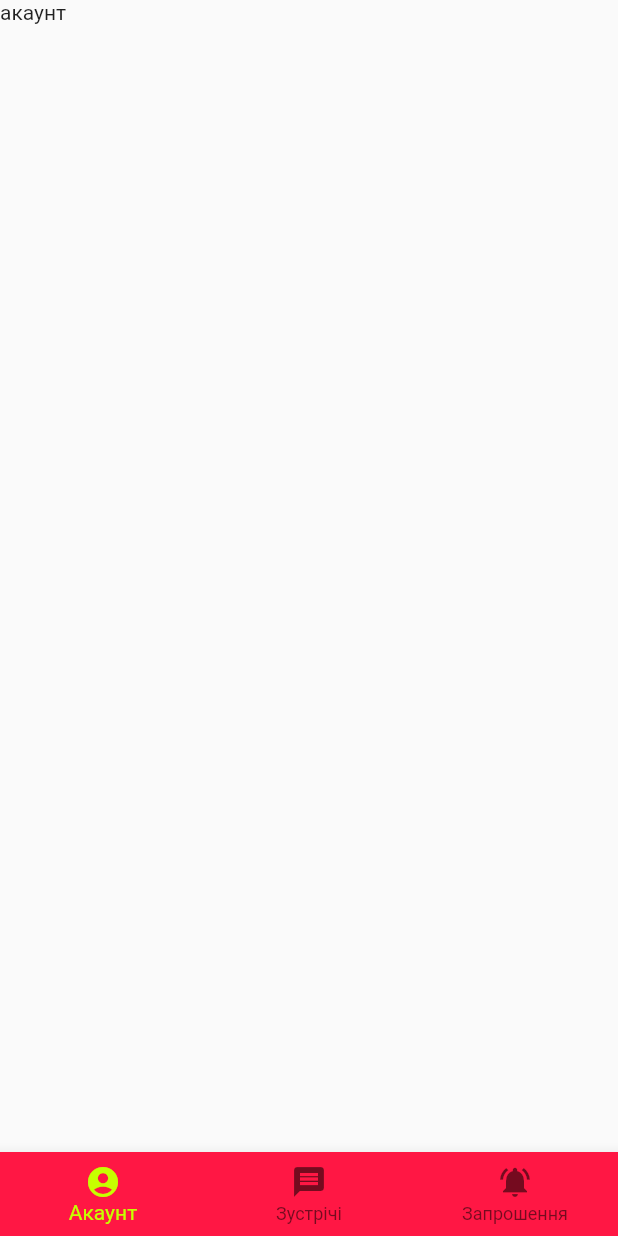
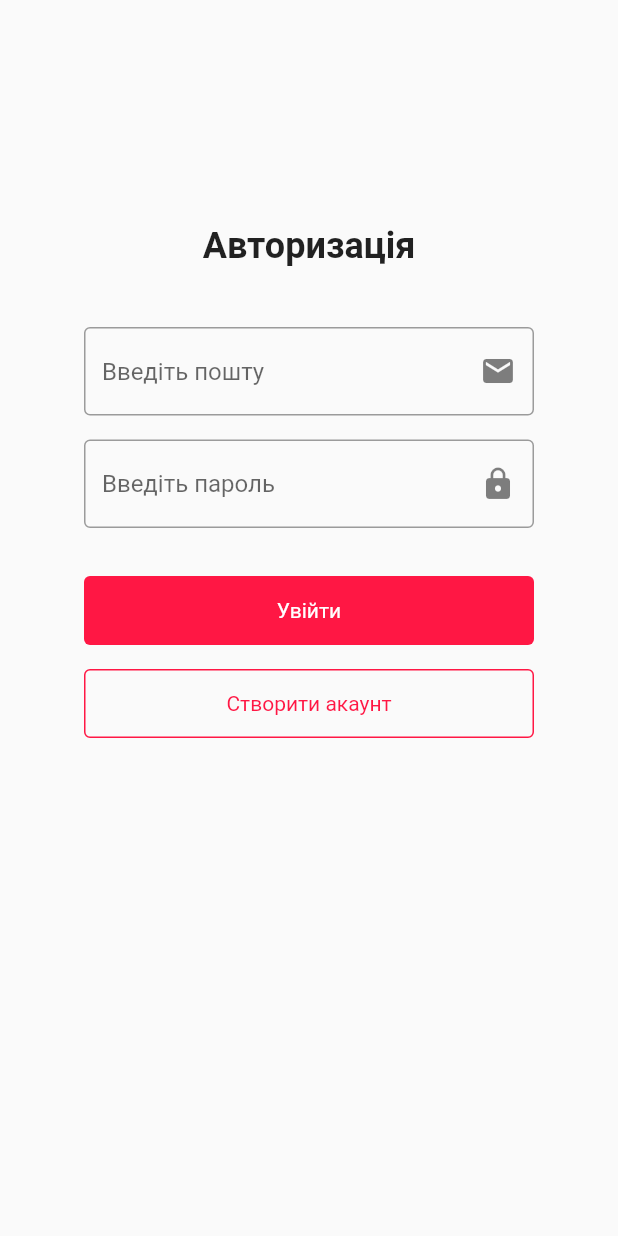
Before and after one commit to Leshachok/MakEvent, a Flutter app: the screen it shows after launch, on a phone screen of 412 x 824 dp. Run offline on Flutter 3.47's test engine with Material 2 defaults, Android fonts, the phone set to English and light mode, and no system bars; our stand-ins replace fluttertoast, google_maps_flutter, shared_preferences; missing offline and left inert: dart:ffi, google_geocoding.

```diff
--- a/lib/main.dart
+++ b/lib/main.dart
@@ -1,5 +1,7 @@
 import 'package:flutter/material.dart';
-import 'package:meeting_app/view/main_screen.dart';
+import 'package:meeting_app/view/login_screen.dart';
+import 'package:meeting_app/viewmodel/auth_view_model.dart';
+import 'package:provider/provider.dart';
 
 void main() => runApp(MeetingApp());
 
@@ -16,17 +18,17 @@ class _MeetingAppState extends State<MeetingApp> {
   }
 
   @override
-  Widget build(BuildContext context) {
-
-    return MaterialApp(
+  Widget build(BuildContext context) => MaterialApp(
         title: 'Meeting App',
         debugShowCheckedModeBanner: false,
         theme: ThemeData(
           primaryColor: Colors.red
         ),
-        home: MainScreen(),
-      );
-  }
+        home: ChangeNotifierProvider(
+            create: (BuildContext context) => AuthViewModel(),
+            child: LoginScreen()
+        ),
+  );
 
 
 }
--- a/lib/model/user.dart
+++ b/lib/model/user.dart
@@ -3,6 +3,8 @@ class User{
   late String image;
   late String name;
   late int status;
+  late String vaccination;
+  late String _id;
 
   User(this.image, this.name, this.status);
 
--- /dev/null
+++ b/lib/view/login_screen.dart
@@ -0,0 +1,181 @@
+import 'dart:convert';
+
+import 'package:flutter/cupertino.dart';
+import 'package:flutter/material.dart';
+import 'package:flutter/painting.dart';
+import 'package:meeting_app/viewmodel/auth_view_model.dart';
+import 'package:provider/src/provider.dart';
+import 'package:fluttertoast/fluttertoast.dart';
+import 'package:shared_preferences/shared_preferences.dart';
+import 'main_screen.dart';
+
+class LoginScreen extends StatefulWidget {
+  const LoginScreen({Key? key}) : super(key: key);
+
+  @override
+  _LoginScreenState createState() => _LoginScreenState();
+}
+
+class _LoginScreenState extends State<LoginScreen> {
+
+  late AuthViewModel viewModel;
+  String email = "";
+  String password = "";
+
+  @override
+  void initState(){
+    super.initState();
+    viewModel = context.read<AuthViewModel>();
+  }
+
+  @override
+  Widget build(BuildContext context) {
+    return Scaffold(
+      resizeToAvoidBottomInset: false,
+      body: Container(
+        margin: const EdgeInsets.symmetric(horizontal: 56, vertical: 150),
+        child: Column(
+          // ignore: prefer_const_literals_to_create_immutables
+          children: [
+            const Center(
+              child: Text(
+                  "Авторизація",
+                style: TextStyle(
+                  fontSize: 24,
+                  fontWeight: FontWeight.bold
+                ),
+              ),
+            ),
+            Container(
+              margin: const EdgeInsets.only(top: 40),
+              // ignore: prefer_const_constructors
+              child: TextField(
+                onChanged: (text) => email = text,
+                enableSuggestions: false,
+                autocorrect: false,
+                decoration: const InputDecoration(
+                  border: OutlineInputBorder(),
+                  hintText: "Введіть пошту",
+                  suffixIcon: Icon(
+                    Icons.mail,
+                    color: Color.fromARGB(127, 0, 0, 0),
+                  )
+                ),
+              ),
+            ),
+            Container(
+              margin: const EdgeInsets.only(top: 16),
+              // ignore: prefer_const_constructors
+              child: TextField(
+                onChanged: (text) => password = text,
+                obscureText: true,
+                enableSuggestions: false,
+                autocorrect: false,
+                decoration: const InputDecoration(
+                    border: OutlineInputBorder(),
+
+                    hintText: "Введіть пароль",
+                    suffixIcon: Icon(
+                      Icons.lock,
+                      color: Color.fromARGB(127, 0, 0, 0),
+                    )
+                ),
+              ),
+            ),
+            GestureDetector(
+              onTap: onLogin,
+              child: Container(
+                margin: const EdgeInsets.only(top: 32),
+                height: 46,
+                decoration: const BoxDecoration(
+                    color: Color.fromRGBO(255, 23, 68, 1),
+                    borderRadius: BorderRadius.all(
+                      Radius.circular(4.0)
+                    )
+                ),
+                child: const Center(
+                  child: Text(
+                    'Увійти',
+                    style: TextStyle(
+                      color: Colors.white
+                    ),
+                  ),
+                ),
+              ),
+            ),
+            GestureDetector(
+              onTap: onRegister,
+              child: Container(
+                  margin: const EdgeInsets.only(top: 16),
+                  height: 46,
+                  decoration: BoxDecoration(
+                    borderRadius: const BorderRadius.all(
+                        Radius.circular(4.0)
+                    ),
+                    border: Border.all(
+                        color: const Color.fromRGBO(255, 23, 68, 1)
+                    ),
+                  ),
+                  child: const Center(
+                    child: Text(
+                      'Створити акаунт',
+                      style: TextStyle(
+                          color: Color.fromRGBO(255, 23, 68, 1)
+                      ),
+                    ),
+                  ),
+              ),
+            )
+          ],
+        ),
+      ),
+    );
+  }
+
+  void onRegister(){
+    var response = viewModel.register(email, password);
+    dynamic json;
+    String message = "";
+
+    response.then((value) => {
+      json = jsonDecode(value),
+      message = json['message'] != null ? json['message'] : "Акаунт створено",
+      Fluttertoast.showToast(
+        msg: message,
+        toastLength: Toast.LENGTH_SHORT,
+        gravity: ToastGravity.CENTER,
+      )
+    });
+
+    // Navigator.pushReplacement(
+    //   context, MaterialPageRoute(builder: (context) => MainScreen())
+    // );
+  }
+
+  void onLogin(){
+    var response = viewModel.login(email, password);
+    dynamic json;
+
+    response.then((value) => {
+      json = jsonDecode(value),
+      if(json['message'] != null){
+        Fluttertoast.showToast(
+          msg: json['message'],
+          toastLength: Toast.LENGTH_SHORT,
+          gravity: ToastGravity.CENTER,
+        )
+      } else authorize(json)
+    });
+
+
+  }
+
+  void authorize(dynamic json) async{
+    SharedPreferences prefs = await SharedPreferences.getInstance();
+    viewModel.authorize(prefs, json);
+    Navigator.pushReplacement(
+      context, MaterialPageRoute(builder: (context) => MainScreen())
+    );
+  }
+
+}
--- a/lib/view/main_screen.dart
+++ b/lib/view/main_screen.dart
@@ -27,7 +27,7 @@ var currentIndex = 0;
   Widget build(BuildContext context) {
     return MultiProvider(
       providers: [
-        ChangeNotifierProvider(create:  (BuildContext context) => MainViewModel()),
+        ChangeNotifierProvider(create:  (BuildContext context) => MainViewModel(context)),
       ],
       child: Scaffold(
         body: fragments[currentIndex],
--- a/lib/viewmodel/auth_view_model.dart
+++ b/lib/viewmodel/auth_view_model.dart
@@ -0,0 +1,26 @@
+import 'package:flutter/cupertino.dart';
+import 'package:meeting_app/model/repository.dart';
+import 'package:shared_preferences/shared_preferences.dart';
+
+class AuthViewModel with ChangeNotifier{
+
+  late Repository repository;
+
+  AuthViewModel(){
+    repository = Repository();
+  }
+
+  void authorize(SharedPreferences prefs, dynamic json) async{
+    String id = json['_id'];
+    prefs.setString("user_id", id);
+  }
+
+  Future<String> register(String email, String password){
+    return repository.register(email, password);
+  }
+
+  Future<String> login(String email, String password){
+    return repository.login(email, password);
+  }
+
+}
--- a/pubspec.yaml
+++ b/pubspec.yaml
@@ -52,6 +52,9 @@ dev_dependencies:
   http: ^0.13.3
   intl: ^0.17.0
   google_geocoding: ^0.2.0
+  url_launcher: ^6.0.0
+  fluttertoast: ^8.0.8
+  shared_preferences: ^2.0.7
 
 # For information on the generic Dart part of this file, see the
 # following page: https://dart.dev/tools/pub/pubspec
@@ -65,7 +68,7 @@ flutter:
   uses-material-design: true
 
   assets:
-    - lib/images/ski.jpg
+    - lib/images/
     - lib/users.json
 
   # To add assets to your application, add an assets section, like this:
```
Also changed, not shown: lib/model/authorization.dart (added, +12 -0 lines), lib/model/event.dart (+35 -5 lines), lib/model/participation.dart (added, +14 -0 lines), lib/model/repository.dart (+90 -0 lines), lib/view/account_screen.dart (+55 -2 lines), lib/view/event_create_screen.dart (+27 -18 lines), lib/view/event_info_screen.dart (+34 -3 lines), lib/view/event_list_screen.dart (+19 -6 lines), lib/view/map_dialog.dart (+11 -3 lines), lib/viewmodel/create_event_view_model.dart (+23 -0 lines), lib/viewmodel/main_view_model.dart (+18 -9 lines), lib/images/avatar.jpg (added), pubspec.lock, 2 other files.
